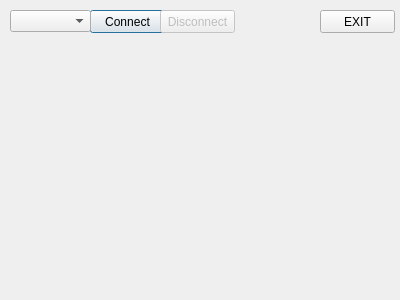
First picture: the form in window.ui, repository Cortezoo/SENSOR_Terminal, before the edit.
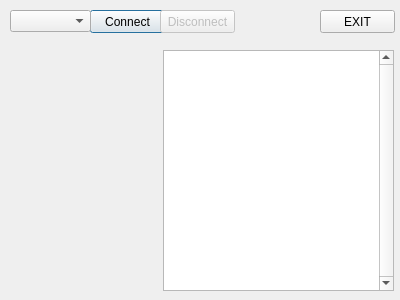
Second picture: the form after the edit.

The edit to the form file:
```diff
--- a/window.ui
+++ b/window.ui
@@ -65,6 +65,22 @@
     <string>Disconnect</string>
    </property>
   </widget>
+  <widget class="QTextEdit" name="textCOM">
+   <property name="geometry">
+    <rect>
+     <x>163</x>
+     <y>50</y>
+     <width>231</width>
+     <height>241</height>
+    </rect>
+   </property>
+   <property name="verticalScrollBarPolicy">
+    <enum>Qt::ScrollBarAlwaysOn</enum>
+   </property>
+   <property name="readOnly">
+    <bool>true</bool>
+   </property>
+  </widget>
  </widget>
  <resources/>
  <connections/>
```
